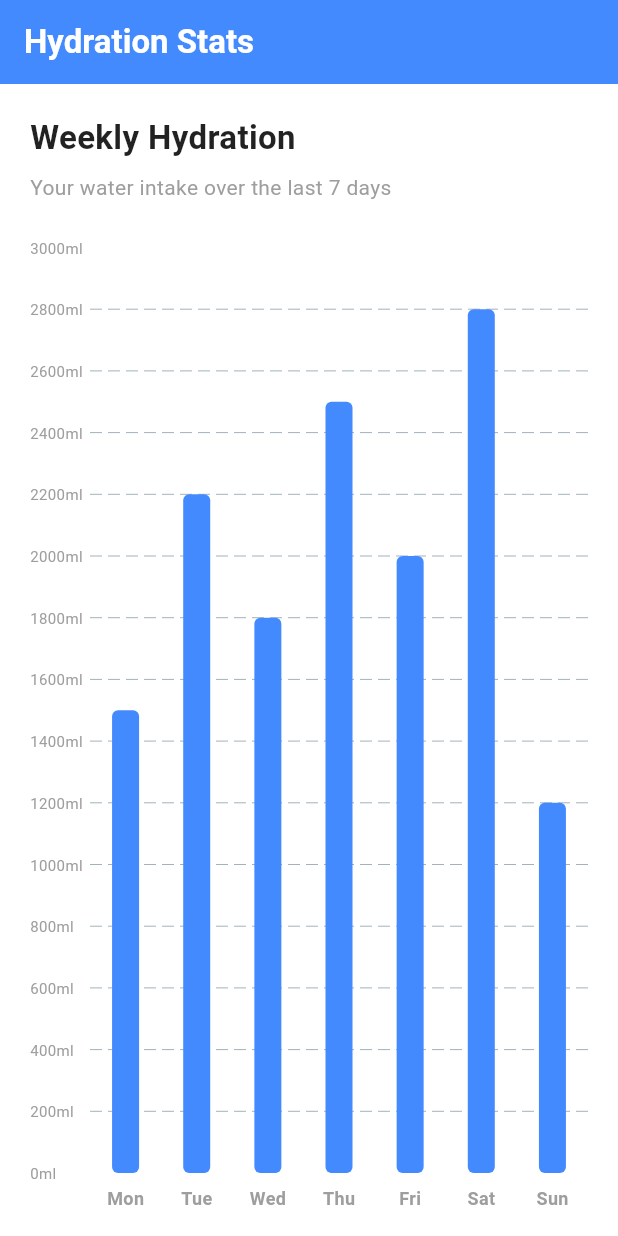
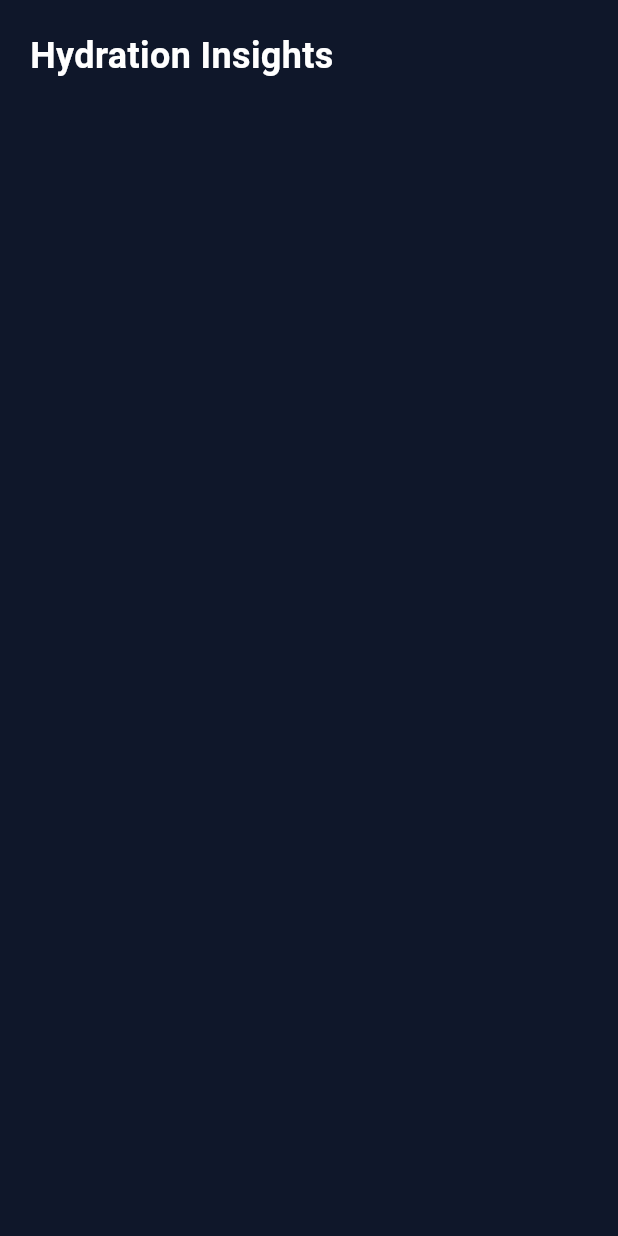
Before and after one commit to inojBhashitha/Smart-Water-Bottle-IoT, a Flutter app: the screen it shows after launch, on a phone screen of 412 x 824 dp. Run offline on Flutter 3.47's test engine with Material 3 defaults, Android fonts, the phone set to English and light mode, and no system bars; drawn by our look-alikes of fl_chart.

Commit message:
create base StatsScreen structure

```diff
--- a/mobile-app/smart_water_bottle_app/lib/screens/stats/stats_screen.dart
+++ b/mobile-app/smart_water_bottle_app/lib/screens/stats/stats_screen.dart
@@ -1,110 +1,28 @@
 import 'package:flutter/material.dart';
 import 'package:fl_chart/fl_chart.dart';
 
-class StatsScreen extends StatefulWidget {
+class StatsScreen extends StatelessWidget {
   const StatsScreen({super.key});
 
   @override
-  State<StatsScreen> createState() => _StatsScreenState();
-}
-
-class _StatsScreenState extends State<StatsScreen> {
-  @override
   Widget build(BuildContext context) {
     return Scaffold(
-      backgroundColor: Colors.white,
-      appBar: AppBar(
-        title: const Text(
-          'Hydration Stats',
-          style: TextStyle(fontWeight: FontWeight.bold),
-        ),
-        backgroundColor: Colors.blueAccent,
-        foregroundColor: Colors.white,
-        elevation: 0,
-      ),
-      body: Padding(
-        padding: const EdgeInsets.all(20.0),
+      backgroundColor: const Color(0xFF0F172A),
+      body: SafeArea(
+        child: SingleChildScrollView(
+          padding: const EdgeInsets.all(20),
           child: Column(
             crossAxisAlignment: CrossAxisAlignment.start,
             children: [
               const Text(
-              'Weekly Hydration',
-              style: TextStyle(fontSize: 22, fontWeight: FontWeight.bold, color: Colors.black87),
-            ),
-            const SizedBox(height: 8),
-            const Text(
-              'Your water intake over the last 7 days',
-              style: TextStyle(fontSize: 14, color: Colors.grey),
+                "Hydration Insights",
+                style: TextStyle(color: Colors.white, fontSize: 24, fontWeight: FontWeight.bold),
               ),
               const SizedBox(height: 30),
-
-            Expanded(
-              child: BarChart(
-                BarChartData(
-                  alignment: BarChartAlignment.spaceAround,
-                  maxY: 3000,
-                  barTouchData: BarTouchData(enabled: true),
-                  titlesData: FlTitlesData(
-                    show: true,
-                    bottomTitles: AxisTitles(
-                      sideTitles: SideTitles(
-                        showTitles: true,
-                        getTitlesWidget: (value, meta) {
-                          const style = TextStyle(fontWeight: FontWeight.bold, fontSize: 12, color: Colors.grey);
-                          switch (value.toInt()) {
-                            case 0: return SideTitleWidget(axisSide: meta.axisSide, child: const Text('Mon', style: style));
-                            case 1: return SideTitleWidget(axisSide: meta.axisSide, child: const Text('Tue', style: style));
-                            case 2: return SideTitleWidget(axisSide: meta.axisSide, child: const Text('Wed', style: style));
-                            case 3: return SideTitleWidget(axisSide: meta.axisSide, child: const Text('Thu', style: style));
-                            case 4: return SideTitleWidget(axisSide: meta.axisSide, child: const Text('Fri', style: style));
-                            case 5: return SideTitleWidget(axisSide: meta.axisSide, child: const Text('Sat', style: style));
-                            case 6: return SideTitleWidget(axisSide: meta.axisSide, child: const Text('Sun', style: style));
-                            default: return const Text('');
-                          }
-                        },
-                      ),
-                    ),
-                    leftTitles: AxisTitles(
-                      sideTitles: SideTitles(
-                        showTitles: true,
-                        reservedSize: 40,
-                        getTitlesWidget: (value, meta) => Text('${value.toInt()}ml', style: const TextStyle(fontSize: 10, color: Colors.grey)),
-                      ),
-                    ),
-                    topTitles: const AxisTitles(sideTitles: SideTitles(showTitles: false)),
-                    rightTitles: const AxisTitles(sideTitles: SideTitles(showTitles: false)),
-                  ),
-                  gridData: const FlGridData(show: true, drawVerticalLine: false),
-                  borderData: FlBorderData(show: false),
-                  barGroups: [
-                    makeGroupData(0, 1500),
-                    makeGroupData(1, 2200),
-                    makeGroupData(2, 1800),
-                    makeGroupData(3, 2500),
-                    makeGroupData(4, 2000),
-                    makeGroupData(5, 2800),
-                    makeGroupData(6, 1200),
             ],
           ),
         ),
       ),
-          ],
-        ),
-      ),
-    );
-  }
-
-  BarChartGroupData makeGroupData(int x, double y) {
-    return BarChartGroupData(
-      x: x,
-      barRods: [
-        BarChartRodData(
-          toY: y,
-          color: Colors.blueAccent,
-          width: 18,
-          borderRadius: BorderRadius.circular(4),
-        ),
-      ],
     );
   }
 }
```
Also changed, not shown: 4 other files. Lines whose indentation alone changed are shown as unchanged.
